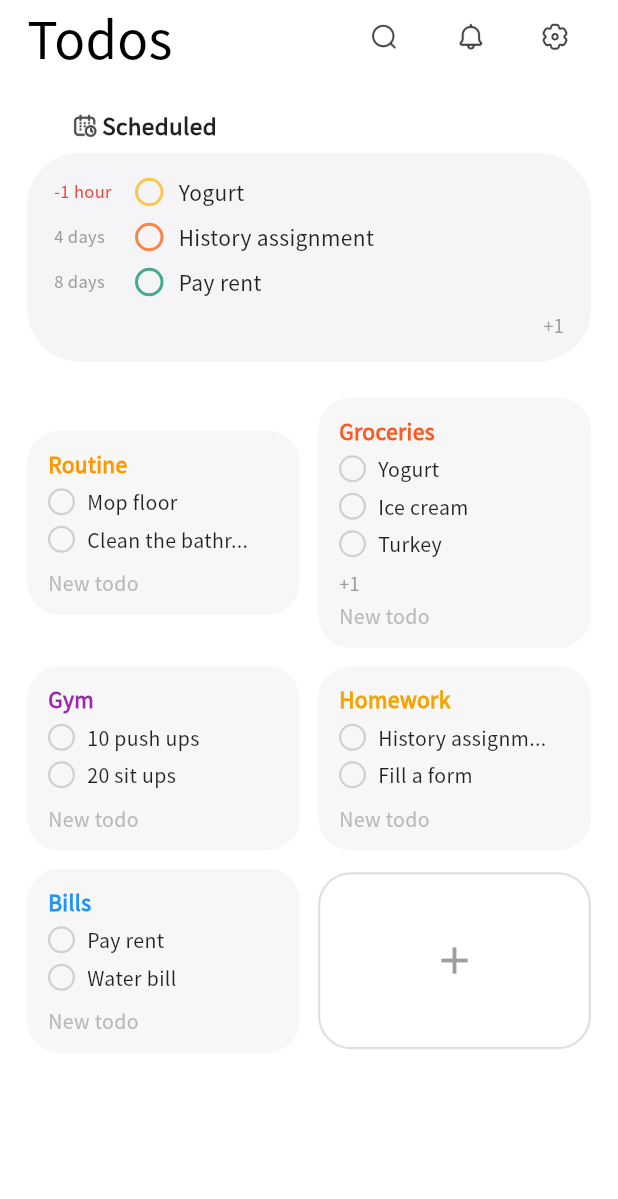
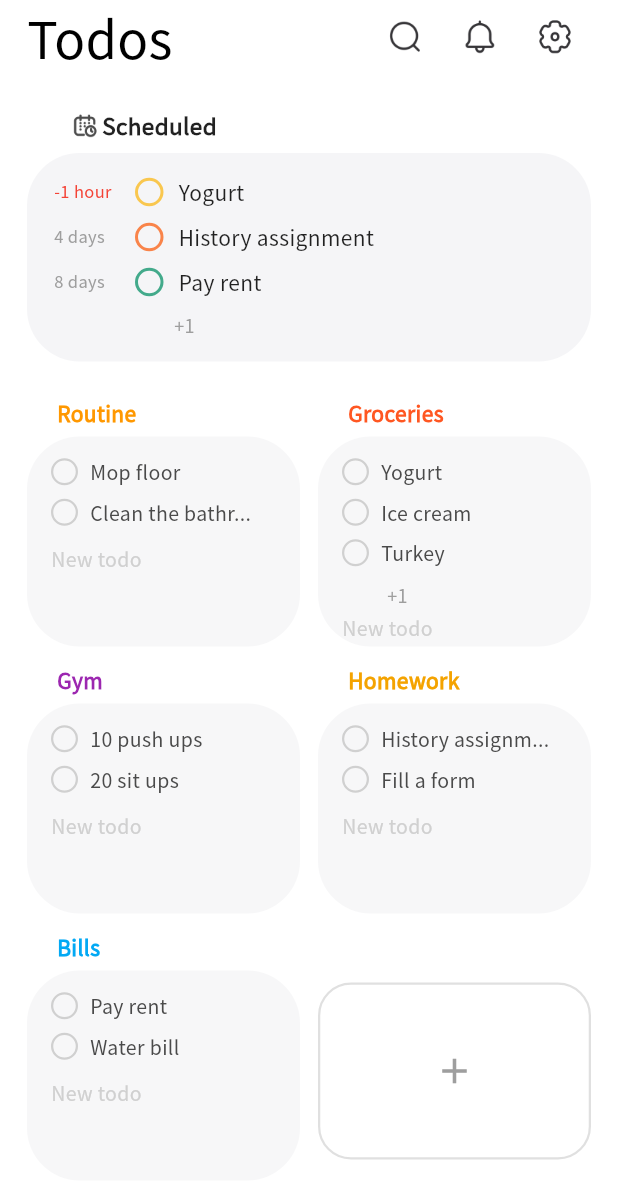
Before and after one commit to FSDTeam-SAA/flutter_zenolok, a Flutter app: the EventTodosScreen screen opened directly, on a phone screen of 412 x 824 dp. Shown: the top 1199 px of the screen. Run offline on Flutter 3.47's test engine with Material 3 defaults, Android fonts, the phone set to English and light mode, and no system bars; our stand-ins replace connectivity_plus, dartz, dio, equatable, file_picker, flutter_secure_storage and 9 more; missing offline and left inert: flutx_core; accounts and stored records are empty.

Commit message:
change on todos

```diff
--- a/lib/features/event_todos/presentation/widgets/categories_grid.dart
+++ b/lib/features/event_todos/presentation/widgets/categories_grid.dart
@@ -71,7 +71,7 @@ class CategoriesGrid extends StatelessWidget {
             Expanded(
               child: _CategoryCard(
                 title: 'Bills',
-                titleColor: Colors.blue,
+                titleColor: Colors.lightBlue,
                 todos: [
                   'Pay rent',
                   'Water bill',
@@ -104,16 +104,13 @@ class _CategoryCard extends StatelessWidget {
 
   @override
   Widget build(BuildContext context) {
-    return Container(
-      padding: const EdgeInsets.symmetric(horizontal: 14, vertical: 12),
-      decoration: BoxDecoration(
-        color: const Color(0xFFF7F7F8),
-        borderRadius: BorderRadius.circular(22),
-      ),
-      child: Column(
+    return Column(
       crossAxisAlignment: CrossAxisAlignment.start,
       children: [
-          Text(
+        /// Title outside the card (top)
+        Padding(
+          padding: const EdgeInsets.only(left: 20),
+          child: Text(
             title,
             style: TextStyle(
               fontSize: 14,
@@ -121,10 +118,25 @@ class _CategoryCard extends StatelessWidget {
               color: titleColor,
             ),
           ),
+        ),
         const SizedBox(height: 6),
+
+        /// Actual card
+        Align(
+          alignment: Alignment.topCenter, // Align the content to top
+          child: Container(
+            padding: const EdgeInsets.symmetric(horizontal: 16, vertical: 14),
+            height: 140, // Fixed height for all cards (adjust as needed)
+            decoration: BoxDecoration(
+              color: const Color(0xFFF7F7F8),
+              borderRadius: BorderRadius.circular(35),
+            ),
+            child: Column(
+              crossAxisAlignment: CrossAxisAlignment.start,
+              children: [
                 ...todos.map(
                       (t) => Padding(
-              padding: const EdgeInsets.only(bottom: 6.0),
+                    padding: const EdgeInsets.only(bottom: 8.0),
                     child: Row(
                       children: [
                         const _TodoCircle(),
@@ -134,7 +146,7 @@ class _CategoryCard extends StatelessWidget {
                             t,
                             style: const TextStyle(
                               fontSize: 13,
-                        color: Colors.black87,
+                              color: Color(0xFF4A4A4A),
                               fontWeight: FontWeight.w400,
                             ),
                             overflow: TextOverflow.ellipsis,
@@ -144,9 +156,12 @@ class _CategoryCard extends StatelessWidget {
                     ),
                   ),
                 ),
+
                 if (showMoreCount != null) ...[
                   const SizedBox(height: 2),
-            Text(
+                  Padding(
+                    padding: const EdgeInsets.only(left: 30),
+                    child: Text(
                       showMoreCount!,
                       style: const TextStyle(
                         fontSize: 12,
@@ -154,21 +169,28 @@ class _CategoryCard extends StatelessWidget {
                         fontWeight: FontWeight.w500,
                       ),
                     ),
+                  ),
                 ],
+
                 const SizedBox(height: 4),
                 const Text(
                   'New todo',
                   style: TextStyle(
                     fontSize: 13,
-              color: Color(0xFFB9B9B9),
+                    color: Color(0xFFD0D0D0),
                     fontWeight: FontWeight.w400,
                   ),
                 ),
               ],
             ),
+          ),
+        ),
+      ],
     );
   }
 }
+
+
 
 class _TodoCircle extends StatelessWidget {
   const _TodoCircle();
@@ -194,8 +216,26 @@ class _AddCategoryCard extends StatelessWidget {
 
   @override
   Widget build(BuildContext context) {
+    return Column(
+      crossAxisAlignment: CrossAxisAlignment.start,
+      children: const [
+        SizedBox(height: 20), // title nai, tai thora gap
+        SizedBox(
+          height: 118,
+          child: _DashedAddBox(),
+        ),
+      ],
+    );
+  }
+}
+
+/// Optional: just normal border; jodi dashed chai alada painter লাগবে
+class _DashedAddBox extends StatelessWidget {
+  const _DashedAddBox();
+
+  @override
+  Widget build(BuildContext context) {
     return Container(
-      height: 118,
       decoration: BoxDecoration(
         color: Colors.transparent,
         borderRadius: BorderRadius.circular(22),
@@ -207,7 +247,7 @@ class _AddCategoryCard extends StatelessWidget {
       child: const Center(
         child: Icon(
           Icons.add,
-          size: 30,
+          size: 28,
           color: Colors.grey,
         ),
       ),
--- a/lib/features/event_todos/presentation/widgets/event_todos_header.dart
+++ b/lib/features/event_todos/presentation/widgets/event_todos_header.dart
@@ -23,10 +23,10 @@ class EventTodosHeader extends StatelessWidget {
         ),
 
         _HeaderIconButton(asset: AppImages.iconsearch),
-        const SizedBox(width: 10),
+        const SizedBox(width: 2),
 
         _HeaderIconButton(asset: AppImages.iconnotification),
-        const SizedBox(width: 8),
+        const SizedBox(width: 2),
 
         _HeaderIconButton(asset: AppImages.iconsetting),
       ],
@@ -43,12 +43,12 @@ class _HeaderIconButton extends StatelessWidget {
   Widget build(BuildContext context) {
     return IconButton(
       onPressed: () {},
-      padding: EdgeInsets.zero,
+      // padding: EdgeInsets.zero,
       constraints: const BoxConstraints(),
       icon: Image.asset(
         asset,
-        width: 22,
-        height: 22,
+        width: 28,
+        height: 28   ,
         fit: BoxFit.contain,
       ),
     );
--- a/lib/features/event_todos/presentation/widgets/scheduled_section.dart
+++ b/lib/features/event_todos/presentation/widgets/scheduled_section.dart
@@ -56,14 +56,17 @@ class ScheduledSection extends StatelessWidget {
                 title: 'Pay rent',
               ),
               SizedBox(height: 10),
-              Align(
-                alignment: Alignment.centerRight,
+              Padding(
+                padding: EdgeInsets.only(left: 80),
+                child: Align(
+                  alignment: Alignment.centerLeft,
                   child: Text(
                     '+1',
                     style: TextStyle(
                       fontSize: 12,
                       color: Colors.grey,
                       fontWeight: FontWeight.w500,
+                    ),
                   ),
                 ),
               ),
--- a/lib/main.dart
+++ b/lib/main.dart
@@ -1,5 +1,7 @@
 import 'package:flutter/material.dart';
+import 'package:flutter_zenolok/features/appground_screen.dart';
 import 'package:flutter_zenolok/features/auth/presentation/screens/login_screen.dart';
+import 'package:flutter_zenolok/features/home/presentation/screens/home.dart';
 import 'package:get/get_navigation/src/root/get_material_app.dart';
 
 import 'core/init/app_initializer.dart';
@@ -18,7 +20,7 @@ class MyApp extends StatelessWidget {
       title: 'Zenelok',
       debugShowCheckedModeBanner: false,
       theme: AppTheme.dark,
-      home: LoginScreen(),
+      home: const AppGroundScreen(),
     );
   }
 }
```
Lines whose indentation alone changed are shown as unchanged.
